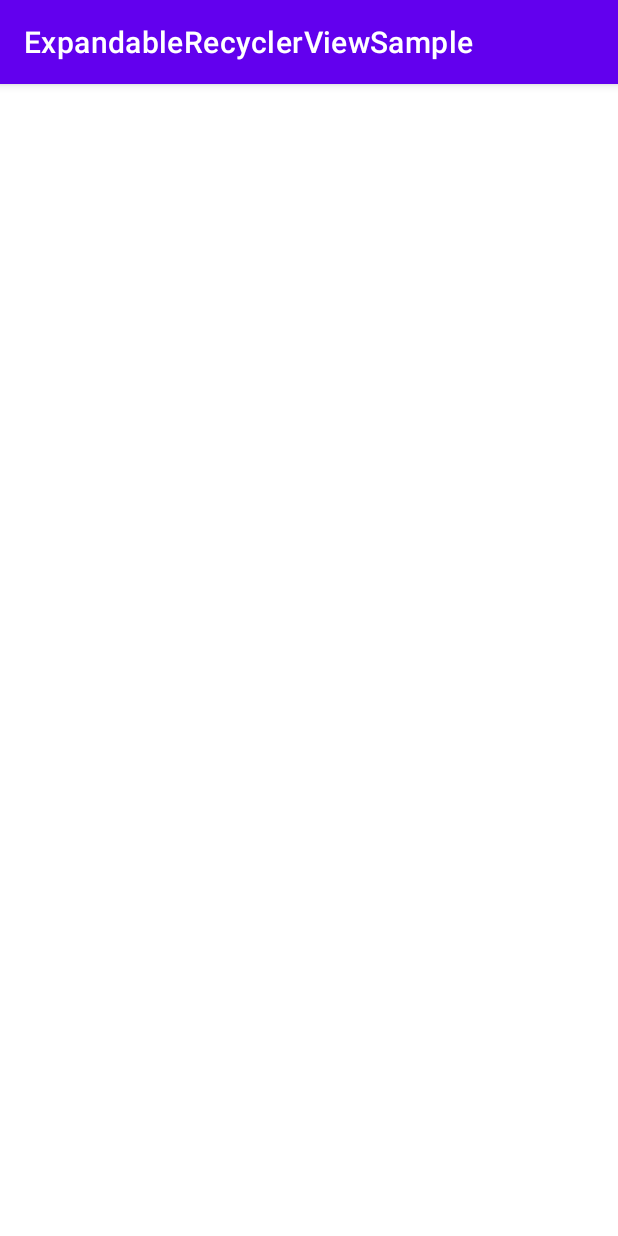
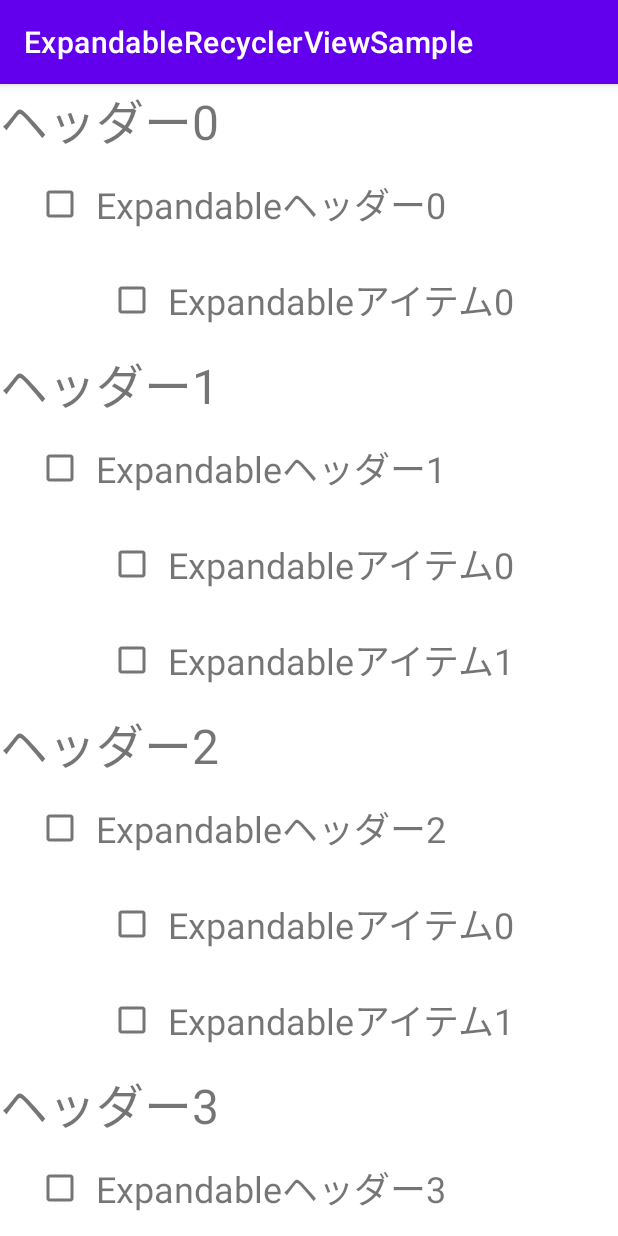
Before and after one commit to fumiyatani/ExpandableAdapterWithConcatAdapter, an Android app: the screen it shows after launch (MainActivity), on a phone screen of 412 x 824 dp. Run offline under Robolectric (Android 15) with nearby library versions, the phone set to English and light mode, and no system bars.

Commit message:
ConcatAdapter を使って開閉可能なリストを作成

```diff
--- a/app/build.gradle
+++ b/app/build.gradle
@@ -41,6 +41,7 @@ dependencies {
     implementation 'com.google.android.material:material:1.5.0'
     implementation 'androidx.constraintlayout:constraintlayout:2.1.3'
     implementation "androidx.fragment:fragment-ktx:1.4.1"
+    implementation "androidx.recyclerview:recyclerview:1.2.0"
     testImplementation 'junit:junit:4.+'
     androidTestImplementation 'androidx.test.ext:junit:1.1.3'
     androidTestImplementation 'androidx.test.espresso:espresso-core:3.4.0'
--- a/app/src/main/java/com/ftani/expandablerecyclerviewsample/MainActivity.kt
+++ b/app/src/main/java/com/ftani/expandablerecyclerviewsample/MainActivity.kt
@@ -1,11 +1,52 @@
 package com.ftani.expandablerecyclerviewsample
 
+import android.os.Bundle
 import androidx.appcompat.app.AppCompatActivity
-import android.os.Bundle
+import androidx.recyclerview.widget.ConcatAdapter
+import androidx.recyclerview.widget.LinearLayoutManager
+import com.ftani.expandablerecyclerviewsample.adapter.ExpandableAdapter
+import com.ftani.expandablerecyclerviewsample.adapter.ExpandableHeader
+import com.ftani.expandablerecyclerviewsample.adapter.ExpandableItem
+import com.ftani.expandablerecyclerviewsample.adapter.Header
+import com.ftani.expandablerecyclerviewsample.databinding.ActivityMainBinding
 
 class MainActivity : AppCompatActivity() {
+
     override fun onCreate(savedInstanceState: Bundle?) {
         super.onCreate(savedInstanceState)
-        setContentView(R.layout.activity_main)
+        val binding = ActivityMainBinding.inflate(layoutInflater)
+        setContentView(binding.root)
+
+        setupRecyclerView(binding)
+    }
+
+    private fun setupRecyclerView(binding: ActivityMainBinding) {
+        val expandableConcatAdapter = ConcatAdapter()
+
+        val adapters = MutableList(10) {
+            ExpandableAdapter(
+                Header("ヘッダー$it"),
+                ExpandableHeader(
+                    "Expandableヘッダー$it",
+                    isChecked = false,
+                    isExpanded = true,
+                    onSelectedHeader = {
+
+                    }
+                ),
+                MutableList((1..4).random()) {
+                    ExpandableItem(
+                        "Expandableアイテム$it",
+                        isChecked = false,
+                        onSelectedItem = {}
+                    )
+                }
+            )
+        }
+        adapters.forEach {
+            expandableConcatAdapter.addAdapter(it)
+        }
+        binding.expandableRecyclerView.adapter = expandableConcatAdapter
+        binding.expandableRecyclerView.layoutManager = LinearLayoutManager(this)
     }
 }
--- /dev/null
+++ b/app/src/main/java/com/ftani/expandablerecyclerviewsample/adapter/ExpandableAdapter.kt
@@ -0,0 +1,175 @@
+package com.ftani.expandablerecyclerviewsample.adapter
+
+import android.view.LayoutInflater
+import android.view.ViewGroup
+import android.widget.CheckBox
+import androidx.recyclerview.widget.RecyclerView
+import com.ftani.expandablerecyclerviewsample.databinding.RowExpandableHeaderBinding
+import com.ftani.expandablerecyclerviewsample.databinding.RowExpandableItemBinding
+import com.ftani.expandablerecyclerviewsample.databinding.RowHeaderBinding
+
+class ExpandableAdapter(
+    private val header: Header,
+    private var expandableHeader: ExpandableHeader,
+    private val expandableItems: List<ExpandableItem> = emptyList(),
+) : RecyclerView.Adapter<RecyclerView.ViewHolder>() {
+    private var isExpanded: Boolean = true
+
+    override fun onCreateViewHolder(
+        parent: ViewGroup,
+        viewType: Int
+    ): RecyclerView.ViewHolder = when (viewType) {
+        VIEW_TYPE_HEADER ->
+            HeaderViewHolder.create(LayoutInflater.from(parent.context), parent)
+        VIEW_TYPE_EXPANDABLE_HEADER ->
+            ExpandableHeaderViewHolder.create(LayoutInflater.from(parent.context), parent)
+        else ->
+            ExpandableItemViewHolder.create(LayoutInflater.from(parent.context), parent)
+    }
+
+    override fun onBindViewHolder(holder: RecyclerView.ViewHolder, position: Int) {
+        when (holder) {
+            is HeaderViewHolder ->
+                holder.setData(header)
+            is ExpandableHeaderViewHolder -> {
+                holder.setData(expandableHeader)
+                holder.onToggleExpandable(::toggle)
+            }
+            is ExpandableItemViewHolder ->
+                holder.setData(expandableItems[position - 2]) // ヘッダーと開閉部分のヘッダーの数を引く
+        }
+    }
+
+    override fun getItemCount(): Int = if (isExpanded) {
+        HEADER_COUNT + EXPANDABLE_HEADER_COUNT + expandableItems.size
+    } else {
+        HEADER_COUNT + EXPANDABLE_HEADER_COUNT
+    }
+
+    override fun getItemViewType(position: Int): Int {
+        return when (position) {
+            0 -> VIEW_TYPE_HEADER
+            1 -> VIEW_TYPE_EXPANDABLE_HEADER
+            else -> VIEW_TYPE_EXPANDABLE_ITEM
+        }
+    }
+
+    private fun toggle() {
+        isExpanded = !isExpanded
+        if (isExpanded) {
+            expandableHeader = expandableHeader.copy(isExpanded = isExpanded)
+            notifyItemChanged(VIEW_TYPE_EXPANDABLE_HEADER)
+            notifyItemRangeInserted(VIEW_TYPE_EXPANDABLE_ITEM, expandableItems.size)
+        } else {
+            expandableHeader = expandableHeader.copy(isExpanded = isExpanded)
+            notifyItemChanged(VIEW_TYPE_EXPANDABLE_HEADER)
+            notifyItemRangeRemoved(VIEW_TYPE_EXPANDABLE_ITEM, expandableItems.size)
+        }
+    }
+
+    companion object {
+        private const val HEADER_COUNT = 1
+        private const val EXPANDABLE_HEADER_COUNT = 1
+
+        private const val VIEW_TYPE_HEADER = 0
+        private const val VIEW_TYPE_EXPANDABLE_HEADER = 1
+        private const val VIEW_TYPE_EXPANDABLE_ITEM = 2
+    }
+}
+
+class HeaderViewHolder private constructor(
+    private val binding: RowHeaderBinding,
+) : RecyclerView.ViewHolder(binding.root) {
+    fun setData(
+        data: Header
+    ) {
+        binding.header.text = data.name
+    }
+
+    companion object {
+        fun create(
+            layoutInflater: LayoutInflater,
+            parent: ViewGroup,
+        ): HeaderViewHolder {
+            val binding = RowHeaderBinding.inflate(layoutInflater, parent, false)
+            return HeaderViewHolder(binding)
+        }
+    }
+}
+
+class ExpandableHeaderViewHolder private constructor(
+    private val binding: RowExpandableHeaderBinding,
+) : RecyclerView.ViewHolder(binding.root) {
+
+    fun setData(
+        data: ExpandableHeader
+    ) {
+        binding.expandableHeader.text = data.name
+
+        binding.expandableHeaderCheck.isChecked = data.isChecked
+        binding.expandableHeaderCheck.setOnClickListener {
+            data.onSelectedHeader.invoke(!data.isChecked)
+        }
+    }
+
+    fun onToggleExpandable(onToggleItems: () -> Unit) {
+        binding.root.setOnClickListener {
+            onToggleItems.invoke()
+        }
+    }
+
+    companion object {
+        fun create(
+            layoutInflater: LayoutInflater,
+            parent: ViewGroup,
+        ): ExpandableHeaderViewHolder {
+            val binding = RowExpandableHeaderBinding.inflate(layoutInflater, parent, false)
+            return ExpandableHeaderViewHolder(binding)
+        }
+    }
+}
+
+class ExpandableItemViewHolder private constructor(
+    private val binding: RowExpandableItemBinding,
+) : RecyclerView.ViewHolder(binding.root) {
+    fun setData(
+        data: ExpandableItem
+    ) {
+        binding.expandableItem.text = data.name
+        binding.expandableItemCheck.isChecked = data.isChecked
+        binding.expandableItemCheck.setOnClickListener {
+            data.onSelectedItem.invoke((it as CheckBox).isChecked)
+        }
+    }
+
+    companion object {
+        fun create(
+            layoutInflater: LayoutInflater,
+            parent: ViewGroup,
+        ): ExpandableItemViewHolder {
+            val binding = RowExpandableItemBinding.inflate(layoutInflater, parent, false)
+            return ExpandableItemViewHolder(binding)
+        }
+    }
+}
+
+data class Header(
+    val name: String
+)
+
+typealias OnSelectedHeader = (Boolean) -> Unit
+
+data class ExpandableHeader(
+    val name: String,
+    val isChecked: Boolean,
+    val isExpanded: Boolean,
+    val onSelectedHeader: OnSelectedHeader,
+)
+
+typealias OnSelectedItem = (Boolean) -> Unit
+
+data class ExpandableItem(
+    val name: String,
+    val isChecked: Boolean,
+    val onSelectedItem: OnSelectedItem
+)
--- /dev/null
+++ b/app/src/main/res/layout/row_expandable_header.xml
@@ -0,0 +1,29 @@
+<?xml version="1.0" encoding="utf-8"?>
+<androidx.constraintlayout.widget.ConstraintLayout xmlns:android="http://schemas.android.com/apk/res/android"
+    xmlns:app="http://schemas.android.com/apk/res-auto"
+    android:layout_width="match_parent"
+    android:layout_height="wrap_content"
+    android:layout_marginStart="16dp"
+    android:layout_marginTop="8dp"
+    android:layout_marginEnd="16dp"
+    android:layout_marginBottom="8dp">
+
+    <CheckBox
+        android:id="@+id/expandable_header_check"
+        android:layout_width="wrap_content"
+        android:layout_height="wrap_content"
+        app:layout_constraintBottom_toBottomOf="parent"
+        app:layout_constraintStart_toStartOf="parent"
+        app:layout_constraintTop_toTopOf="parent" />
+
+    <TextView
+        android:id="@+id/expandable_header"
+        android:layout_width="0dp"
+        android:layout_height="wrap_content"
+        android:textSize="24sp"
+        app:layout_constraintBottom_toBottomOf="@id/expandable_header_check"
+        app:layout_constraintEnd_toEndOf="parent"
+        app:layout_constraintStart_toEndOf="@id/expandable_header_check"
+        app:layout_constraintTop_toTopOf="@id/expandable_header_check" />
+
+</androidx.constraintlayout.widget.ConstraintLayout>
--- /dev/null
+++ b/app/src/main/res/layout/row_expandable_item.xml
@@ -0,0 +1,30 @@
+<?xml version="1.0" encoding="utf-8"?>
+<androidx.constraintlayout.widget.ConstraintLayout xmlns:android="http://schemas.android.com/apk/res/android"
+    xmlns:app="http://schemas.android.com/apk/res-auto"
+    android:layout_width="match_parent"
+    android:layout_height="wrap_content"
+    android:layout_marginStart="16dp"
+    android:layout_marginTop="8dp"
+    android:layout_marginEnd="16dp"
+    android:layout_marginBottom="8dp">
+
+    <CheckBox
+        android:id="@+id/expandable_item_check"
+        android:layout_width="wrap_content"
+        android:layout_height="wrap_content"
+        android:layout_marginStart="48dp"
+        app:layout_constraintBottom_toBottomOf="parent"
+        app:layout_constraintStart_toStartOf="parent"
+        app:layout_constraintTop_toTopOf="parent" />
+
+    <TextView
+        android:id="@+id/expandable_item"
+        android:layout_width="0dp"
+        android:layout_height="wrap_content"
+        android:textSize="24sp"
+        app:layout_constraintBottom_toBottomOf="@id/expandable_item_check"
+        app:layout_constraintEnd_toEndOf="parent"
+        app:layout_constraintStart_toEndOf="@id/expandable_item_check"
+        app:layout_constraintTop_toTopOf="@id/expandable_item_check" />
+
+</androidx.constraintlayout.widget.ConstraintLayout>
--- /dev/null
+++ b/app/src/main/res/layout/row_header.xml
@@ -0,0 +1,11 @@
+<?xml version="1.0" encoding="utf-8"?>
+<FrameLayout xmlns:android="http://schemas.android.com/apk/res/android"
+    android:layout_width="match_parent"
+    android:layout_height="wrap_content">
+
+    <TextView
+        android:id="@+id/header"
+        android:layout_width="match_parent"
+        android:layout_height="wrap_content"
+        android:textSize="32sp" />
+</FrameLayout>
```
